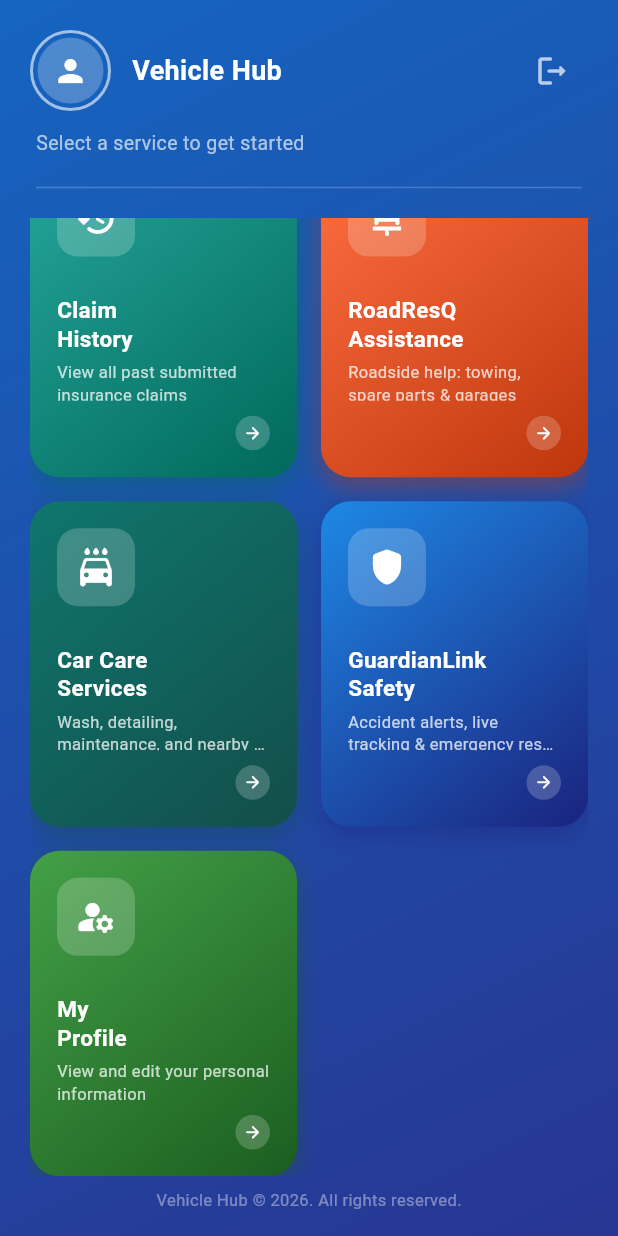
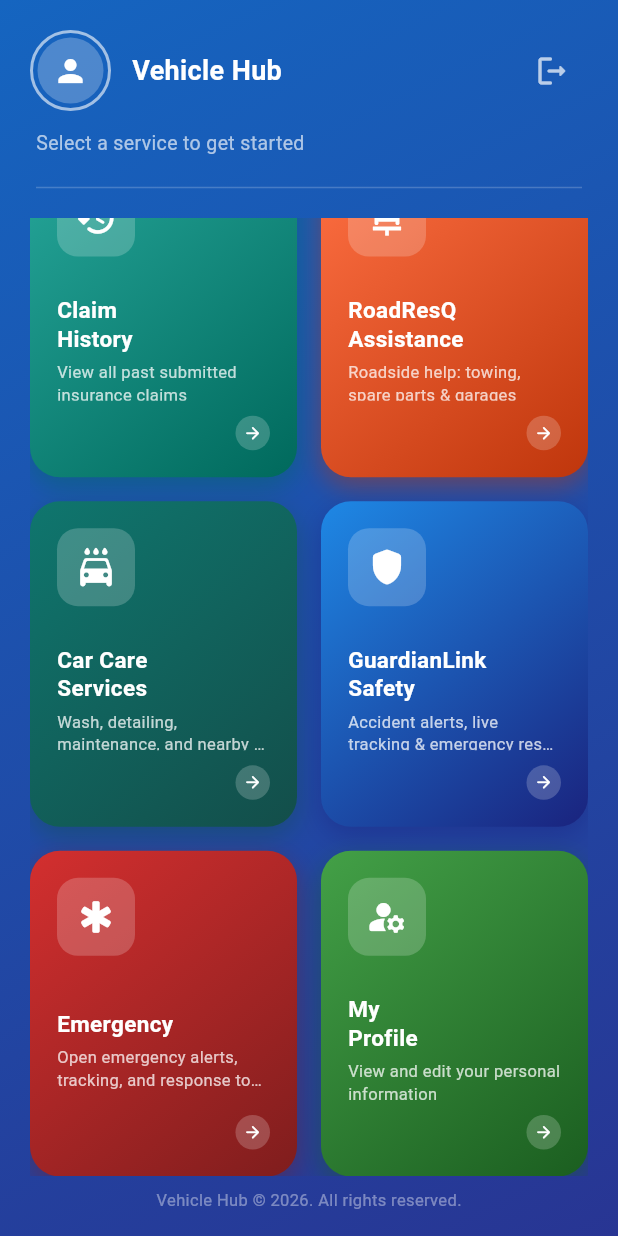
Before and after one commit to danukachathurya/my-research, a Flutter app: the screen it shows once a user with an empty profile is signed in, scrolled down 277 dp, on a phone screen of 412 x 824 dp. Run offline on Flutter 3.47's test engine with Material 3 defaults, Android fonts, the light colour scheme and no system bars; our stand-ins replace cloud_firestore, firebase_auth, firebase_core, firebase_database, flutter_dotenv, flutter_local_notifications and 6 more; missing offline and left inert: flutter_quill, onnxruntime; accounts and stored records are empty.

Commit message:
feat: Add Emergency card to dashboard with navigation to alerts and response tools

```diff
--- a/vehicle_app/lib/dashboard.dart
+++ b/vehicle_app/lib/dashboard.dart
@@ -196,10 +196,9 @@ class _DashboardPageState extends State<DashboardPage> {
                       crossAxisCount: 2,
                       crossAxisSpacing: 16,
                       mainAxisSpacing: 16,
-                      childAspectRatio:
-                          MediaQuery.sizeOf(context).width < 380
-                              ? 0.74
-                              : 0.82,
+                      childAspectRatio: MediaQuery.sizeOf(context).width < 380
+                          ? 0.74
+                          : 0.82,
                       children: [
                         // Card 1: Vehicle Troubleshooting
                         _DashCard(
@@ -223,8 +222,7 @@ class _DashboardPageState extends State<DashboardPage> {
                         _DashCard(
                           icon: Icons.car_crash_rounded,
                           label: 'Damage\nAssessment',
-                          description:
-                              'Damage & repair cost estimation',
+                          description: 'Damage & repair cost estimation',
                           gradientColors: const [
                             Color(0xFFEF5350),
                             Color(0xFFC62828),
@@ -331,7 +329,26 @@ class _DashboardPageState extends State<DashboardPage> {
                           ),
                         ),
 
-                        // Card 8: Profile
+                        // Card 8: Emergency
+                        _DashCard(
+                          icon: Icons.emergency_rounded,
+                          label: 'Emergency',
+                          description:
+                              'Open emergency alerts, tracking, and response tools',
+                          gradientColors: const [
+                            Color(0xFFD32F2F),
+                            Color(0xFF7F1D1D),
+                          ],
+                          onTap: () => Navigator.push(
+                            context,
+                            MaterialPageRoute(
+                              builder: (_) =>
+                                  const guardian_link.SplashScreen(),
+                            ),
+                          ),
+                        ),
+
+                        // Card 9: Profile
                         _DashCard(
                           icon: Icons.manage_accounts_rounded,
                           label: 'My\nProfile',
@@ -401,10 +418,10 @@ class _DashCard extends StatelessWidget {
         final cardPadding = isVeryCompact ? 14.0 : (isCompact ? 16.0 : 18.0);
         final iconPadding = isVeryCompact ? 8.0 : (isCompact ? 10.0 : 12.0);
         final iconSize = isVeryCompact ? 22.0 : (isCompact ? 24.0 : 28.0);
-        final labelFontSize =
-            isVeryCompact ? 13.0 : (isCompact ? 14.0 : 15.0);
-        final descriptionFontSize =
-            isVeryCompact ? 9.0 : (isCompact ? 10.0 : 11.0);
+        final labelFontSize = isVeryCompact ? 13.0 : (isCompact ? 14.0 : 15.0);
+        final descriptionFontSize = isVeryCompact
+            ? 9.0
+            : (isCompact ? 10.0 : 11.0);
         final descriptionLines = isCompact ? 1 : 2;
         final labelSpacing = isVeryCompact ? 3.0 : (isCompact ? 4.0 : 6.0);
         final actionSpacing = isVeryCompact ? 6.0 : (isCompact ? 8.0 : 10.0);
```
